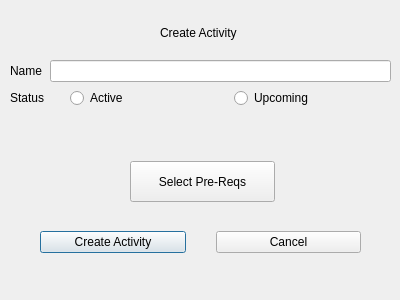
Before: the Qt Designer form gui/activitycreatewindow.ui in hanspistorstetson/ProjectRevamp, drawn with Qt 5.
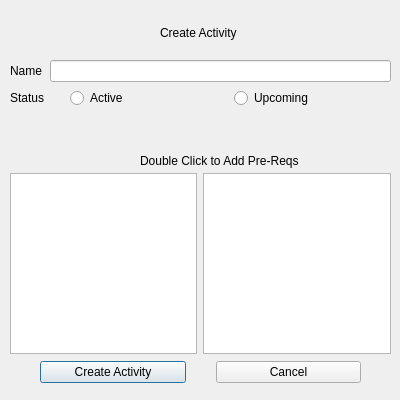
After: the same form once the commit is applied.

Patch:
```diff
--- a/gui/activitycreatewindow.ui
+++ b/gui/activitycreatewindow.ui
@@ -7,7 +7,7 @@
     <x>0</x>
     <y>0</y>
     <width>400</width>
-    <height>300</height>
+    <height>400</height>
    </rect>
   </property>
   <property name="windowTitle">
@@ -83,7 +83,7 @@
    <property name="geometry">
     <rect>
      <x>10</x>
-     <y>230</y>
+     <y>360</y>
      <width>381</width>
      <height>24</height>
     </rect>
@@ -114,19 +114,37 @@
     </item>
    </layout>
   </widget>
-  <widget class="QPushButton" name="preReqSelectButton">
+  <widget class="QLabel" name="prereqLabel">
    <property name="geometry">
     <rect>
-     <x>130</x>
-     <y>161</y>
-     <width>145</width>
+     <x>140</x>
+     <y>140</y>
+     <width>251</width>
      <height>41</height>
     </rect>
    </property>
    <property name="text">
-    <string>Select Pre-Reqs</string>
+    <string>Double Click to Add Pre-Reqs</string>
    </property>
   </widget>
+  <widget class="QWidget" name="">
+   <property name="geometry">
+    <rect>
+     <x>10</x>
+     <y>173</y>
+     <width>381</width>
+     <height>181</height>
+    </rect>
+   </property>
+   <layout class="QHBoxLayout" name="horizontalLayout_2">
+    <item>
+     <widget class="QListWidget" name="prereqSelectList"/>
+    </item>
+    <item>
+     <widget class="QListWidget" name="prereqAddedList"/>
+    </item>
+   </layout>
+  </widget>
  </widget>
  <resources/>
  <connections/>
```
